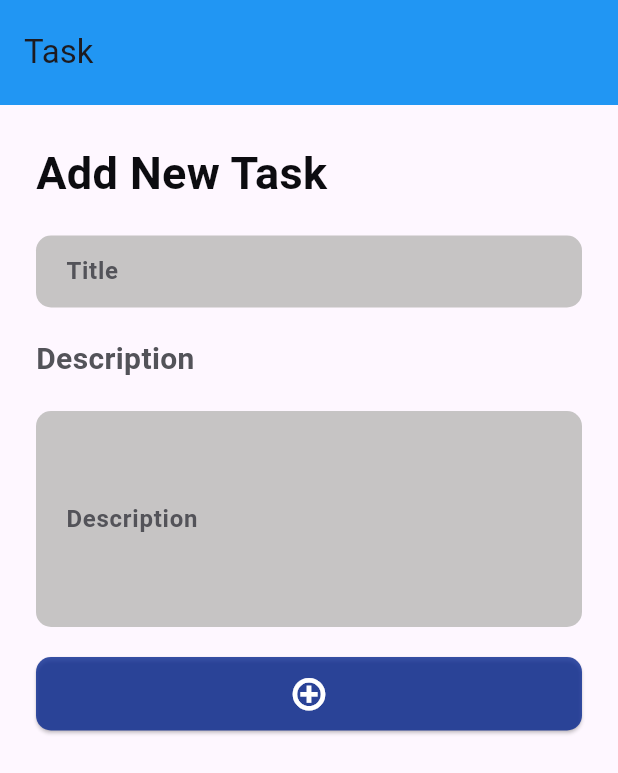
After one commit to hosenzakaria40/FirstApp, a Flutter app: the AddTaskButton23 screen opened directly, on a phone screen of 412 x 824 dp. The commit adds this screen. Shown: the top 773 px of the screen. Run offline on Flutter 3.47's test engine with Material 3 defaults, Android fonts, the phone set to English and light mode, and no system bars; our stand-ins replace flutter_screenutil, flutter_svg, logger, pin_code_fields, shared_preferences, shimmer and 1 more; missing offline and left inert: gauge_indicator; accounts and stored records are empty.

Commit message:
bad luck

```diff
--- /dev/null
+++ b/lib/All_Project/LiveTest23Modules/controller23/provider_controller.dart
@@ -0,0 +1,69 @@
+
+
+import 'dart:convert';
+
+import 'package:flutter/cupertino.dart';
+import 'package:shared_preferences/shared_preferences.dart';
+import 'package:uuid/uuid.dart';
+
+import '../model23/model23.dart';
+
+class TaskProvider23 extends ChangeNotifier {
+  List<Todo23> _todos23 = [];
+  final _uuid = const Uuid();
+
+  List<Todo23> get todos => _todos23;
+
+  int get completedTodos => _todos23.where((t) => t.isCompleted).length;
+
+  int get totalTodos => _todos23.length;
+
+  double get progress => totalTodos > 0 ? completedTodos / totalTodos : 0.0;
+
+  TaskProvider23() {
+    loadTodos();
+  }
+
+  Future<void> loadTodos() async {
+    final prefs = await SharedPreferences.getInstance();
+    final String? todosString = prefs.getString('todos');
+    if (todosString != null) {
+      final List<dynamic> decoded = jsonDecode(todosString);
+      _todos23 = decoded.map((item) => Todo23.fromJson(item)).toList();
+      notifyListeners();
+    }
+  }
+
+  Future<void> _saveTodos() async {
+    final prefs = await SharedPreferences.getInstance();
+    final String encoded = jsonEncode(_todos23.map((t) => t.toJson()).toList());
+    await prefs.setString('todos', encoded);
+  }
+
+  void addTodo(String title, String description) {
+    final newTodo = Todo23(
+      id: _uuid.v4(),
+      title: title,
+      description: description,
+    );
+
+    _todos23.add(newTodo);
+    _saveTodos();
+    notifyListeners();
+  }
+
+  void toggleTodoStatus(String id) {
+    final todoIndex = _todos23.indexWhere((t) => t.id == id);
+    if (todoIndex != -1) {
+      _todos23[todoIndex].isCompleted = !_todos23[todoIndex].isCompleted;
+      _saveTodos();
+      notifyListeners();
+    }
+  }
+
+  void removeTodo(String id) {
+    _todos23.removeWhere((t) => t.id == id);
+    _saveTodos();
+    notifyListeners();
+  }
+}
--- /dev/null
+++ b/lib/All_Project/LiveTest23Modules/model23/model23.dart
@@ -0,0 +1,31 @@
+class Todo23 {
+  final String id;
+  final String title;
+  final String description;
+  bool isCompleted;
+
+  Todo23({
+    required this.id,
+    required this.title,
+    this.description = '',
+    this.isCompleted = false,
+  });
+
+  Map<String, dynamic> toJson() {
+    return {
+      'id': id,
+      'title': title,
+      'description': description,
+      'isCompleted': isCompleted,
+    };
+  }
+
+  factory Todo23.fromJson(Map<String, dynamic> json) {
+    return Todo23(
+      id: json['id'],
+      title: json['title'],
+      description: json['description'],
+      isCompleted: json['isCompleted'],
+    );
+  }
+}
--- /dev/null
+++ b/lib/All_Project/LiveTest23Modules/ui/addTask.dart
@@ -0,0 +1,103 @@
+import 'package:flutter/material.dart';
+import 'package:provider/provider.dart';
+
+import '../../TaskManeger/core/app_color.dart';
+import '../../TaskManeger/ui/widget/primary_button.dart';
+import '../../TaskManeger/ui/widget/text_design.dart';
+import '../../TaskManeger/ui/widget/user_input.dart';
+import '../../TaskManeger/ui/widget/validator.dart';
+import '../controller23/provider_controller.dart';
+
+
+class AddTaskButton23 extends StatefulWidget {
+  const AddTaskButton23({super.key});
+
+  @override
+  State<AddTaskButton23> createState() => _AddTaskButton23State();
+}
+
+class _AddTaskButton23State extends State<AddTaskButton23> {
+  final titleController = TextEditingController();
+  final discriptionController = TextEditingController();
+  final GlobalKey<FormState> _formKey = GlobalKey<FormState>();
+
+
+
+  @override
+  void dispose() {
+    // TODO: implement dispose
+    super.dispose();
+    titleController.dispose();
+    discriptionController.dispose();
+  }
+
+  @override
+  Widget build(BuildContext context) {
+    return Scaffold(
+      appBar: AppBar(
+        toolbarHeight: 70,
+        automaticallyImplyLeading: false,
+        backgroundColor: Colors.blue,
+
+        title:Text('Task'),
+      ),
+      body: Padding(
+        padding: const EdgeInsets.all(24.0),
+        child: SingleChildScrollView(
+          child: Form(
+            key: _formKey,
+            child: Column(
+              crossAxisAlignment: CrossAxisAlignment.start,
+              spacing: 20,
+              children: [
+                CustomTextDesign(
+                  text: 'Add New Task',
+                  fontSize: 30,
+                  color: AppColor.primaryText,
+                  fontWeight: FontWeight.bold,
+                ),
+                UserInput(
+                  controller: titleController,
+                  hintText: "Enter your text title...",
+                  keyboardType: TextInputType.text,
+                  labelText: 'Title',
+                  validator: Validators.requiredField,
+                ),
+                CustomTextDesign(
+                  text: 'Description',
+                  fontSize: 20,
+                  color: AppColor.secondaryText,
+                  fontWeight: FontWeight.bold,
+                ),
+                UserInput(
+                  controller: discriptionController,
+                  hintText: "Enter Description...",
+                  keyboardType: TextInputType.text,
+                  maxLines: 5,
+                  labelText: 'Description',
+                  validator: Validators.requiredField,
+                ),
+                primaryButton(
+                  onPressed: () {
+                    if (_formKey.currentState!.validate()) {
+                      context.read<TaskProvider23>().addTodo(
+                        titleController.text.trim(),
+                        discriptionController.text.trim(),
+                      );
+                      Navigator.pushReplacementNamed(context, '/');
+                    }
+                  },
+                  child: Icon(
+                    Icons.add_circle_outline_sharp,
+                    size: 25,
+                    fontWeight: FontWeight.bold,
+                  ),
+                ),
+              ],
+            ),
+          ),
+        ),
+      ),
+    );
+  }
+}
--- /dev/null
+++ b/lib/All_Project/LiveTest23Modules/ui/main_screen.dart
@@ -0,0 +1,35 @@
+import 'package:fast_app/All_Project/LiveTest23Modules/controller23/provider_controller.dart';
+import 'package:fast_app/All_Project/LiveTest23Modules/ui/addTask.dart';
+import 'package:fast_app/All_Project/LiveTest23Modules/ui/home_screen23.dart';
+import 'package:flutter/cupertino.dart';
+import 'package:flutter/material.dart';
+import 'package:provider/provider.dart';
+
+
+void main(){
+  runApp(App23());
+}
+
+class App23 extends StatelessWidget {
+  const App23({super.key});
+
+  @override
+  Widget build(BuildContext context) {
+    return MultiProvider(providers: [
+      ChangeNotifierProvider(create: (context) => TaskProvider23())
+
+    ],
+    child: MaterialApp(
+      title: "App 23",
+
+      initialRoute: '/',
+      routes: {
+        '/': (context) => const HomeScreen23(),
+        '/AddTaskButton': (context) => const AddTaskButton23(),
+
+
+
+      },
+    ),);
+  }
+}
--- a/lib/All_Project/Use_providerApp/theme/glass_style.dart
+++ b/lib/All_Project/Use_providerApp/theme/glass_style.dart
@@ -5,7 +5,7 @@ class GlassStyles {
     begin: Alignment.topLeft,
     end: Alignment.bottomRight,
     colors: [
-      Color(0x66FFFFFF),
+      Color(0x93FFFFFF),
       Color(0x1AFFFFFF),
     ],
   );
@@ -14,7 +14,7 @@ class GlassStyles {
     begin: Alignment.topLeft,
     end: Alignment.bottomRight,
     colors: [
-      Color(0x3CFFFFFF),
+      Color(0x9DFFFFFF),
       Color(0x4AFFFFFF),
     ],
   );
--- a/lib/All_Project/Use_providerApp/widget/todo_item.dart
+++ b/lib/All_Project/Use_providerApp/widget/todo_item.dart
@@ -6,7 +6,7 @@ import 'package:provider/provider.dart';
 import 'glass_card.dart';
 
 class TodoItemTile extends StatelessWidget {
-  final Todo todo;
+  final Todo23 todo;
 
   const TodoItemTile({
     Key? key,
```
Also changed, not shown: lib/All_Project/LiveTest23Modules/ui/home_screen23.dart (added, +64 -0 lines).
